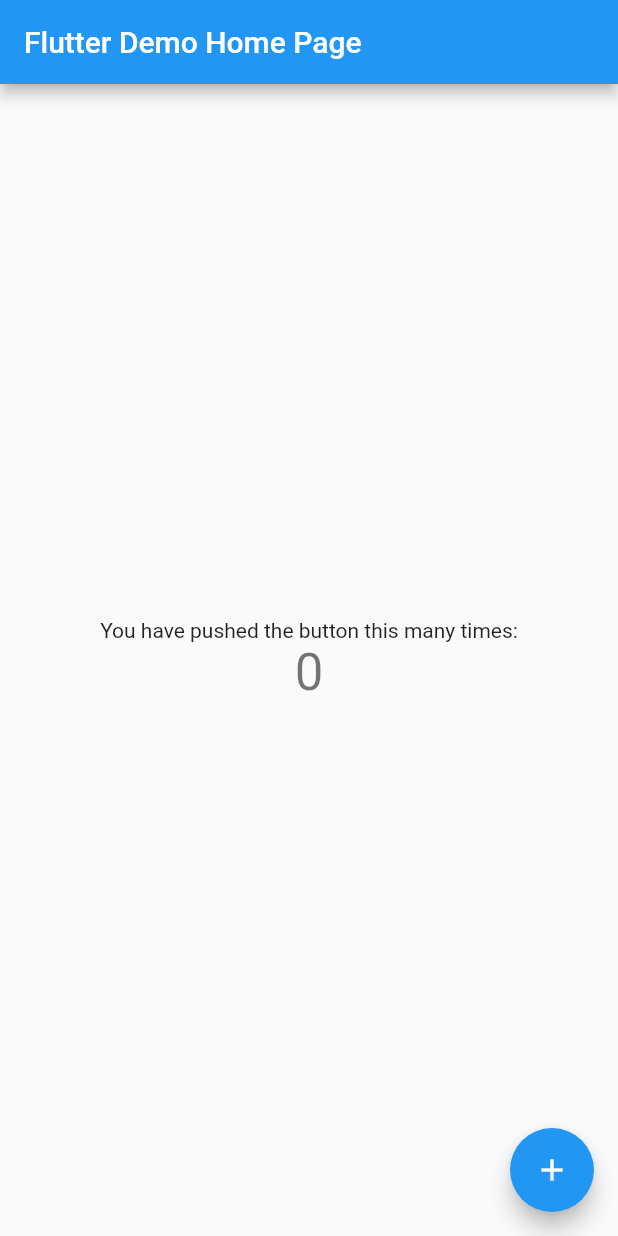
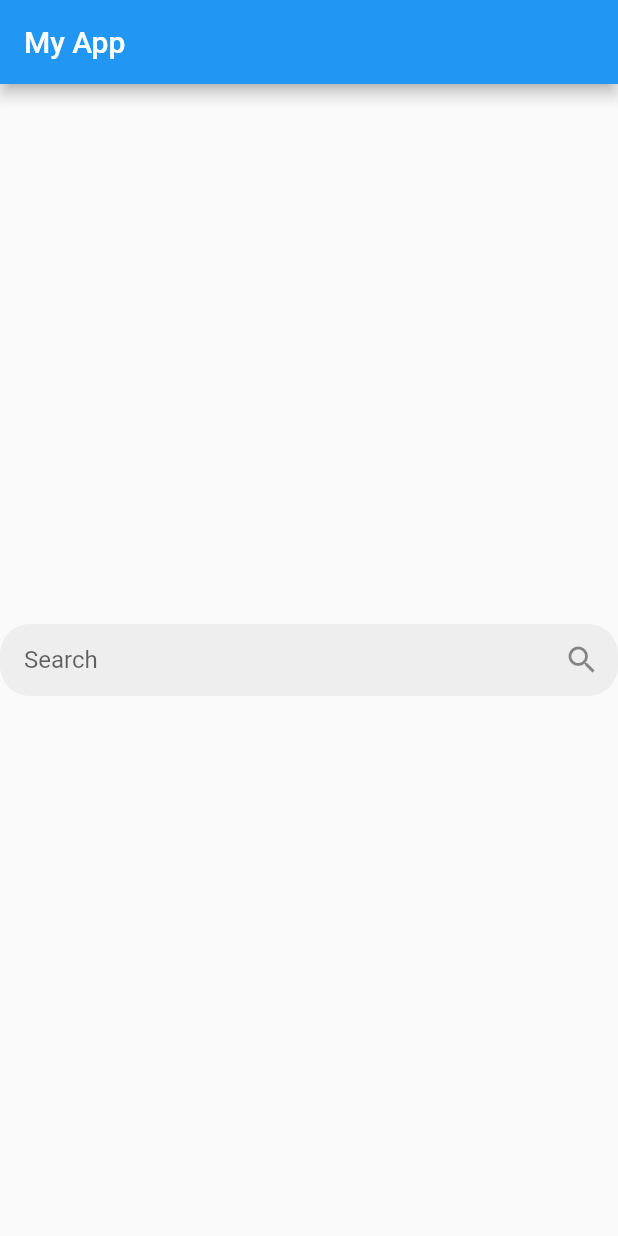
Before and after one commit to Lanyuuu/reading, a Flutter app: the screen it shows after launch, on a phone screen of 412 x 824 dp. Run offline on Flutter 3.47's test engine with Material 2 defaults, Android fonts, the phone set to English and light mode, and no system bars.

Commit message:
页面搭建

```diff
--- a/lib/main.dart
+++ b/lib/main.dart
@@ -1,4 +1,5 @@
 import 'package:flutter/material.dart';
+import 'page/home/home.dart';
 
 void main() {
   runApp(const MyApp());
@@ -7,109 +8,15 @@ void main() {
 class MyApp extends StatelessWidget {
   const MyApp({super.key});
 
-  // This widget is the root of your application.
   @override
   Widget build(BuildContext context) {
     return MaterialApp(
-      title: 'Flutter Demo',
+      title: 'Epub Reader',
       theme: ThemeData(
-        // This is the theme of your application.
-        //
-        // Try running your application with "flutter run". You'll see the
-        // application has a blue toolbar. Then, without quitting the app, try
-        // changing the primarySwatch below to Colors.green and then invoke
-        // "hot reload" (press "r" in the console where you ran "flutter run",
-        // or simply save your changes to "hot reload" in a Flutter IDE).
-        // Notice that the counter didn't reset back to zero; the application
-        // is not restarted.
         primarySwatch: Colors.blue,
+        visualDensity: VisualDensity.adaptivePlatformDensity,
       ),
-      home: const MyHomePage(title: 'Flutter Demo Home Page'),
+      home: const HomePage(),
     );
   }
 }
-
-class MyHomePage extends StatefulWidget {
-  const MyHomePage({super.key, required this.title});
-
-  // This widget is the home page of your application. It is stateful, meaning
-  // that it has a State object (defined below) that contains fields that affect
-  // how it looks.
-
-  // This class is the configuration for the state. It holds the values (in this
-  // case the title) provided by the parent (in this case the App widget) and
-  // used by the build method of the State. Fields in a Widget subclass are
-  // always marked "final".
-
-  final String title;
-
-  @override
-  State<MyHomePage> createState() => _MyHomePageState();
-}
-
-class _MyHomePageState extends State<MyHomePage> {
-  int _counter = 0;
-
-  void _incrementCounter() {
-    setState(() {
-      // This call to setState tells the Flutter framework that something has
-      // changed in this State, which causes it to rerun the build method below
-      // so that the display can reflect the updated values. If we changed
-      // _counter without calling setState(), then the build method would not be
-      // called again, and so nothing would appear to happen.
-      _counter++;
-    });
-  }
-
-  @override
-  Widget build(BuildContext context) {
-    // This method is rerun every time setState is called, for instance as done
-    // by the _incrementCounter method above.
-    //
-    // The Flutter framework has been optimized to make rerunning build methods
-    // fast, so that you can just rebuild anything that needs updating rather
-    // than having to individually change instances of widgets.
-    return Scaffold(
-      appBar: AppBar(
-        // Here we take the value from the MyHomePage object that was created by
-        // the App.build method, and use it to set our appbar title.
-        title: Text(widget.title),
-      ),
-      body: Center(
-        // Center is a layout widget. It takes a single child and positions it
-        // in the middle of the parent.
-        child: Column(
-          // Column is also a layout widget. It takes a list of children and
-          // arranges them vertically. By default, it sizes itself to fit its
-          // children horizontally, and tries to be as tall as its parent.
-          //
-          // Invoke "debug painting" (press "p" in the console, choose the
-          // "Toggle Debug Paint" action from the Flutter Inspector in Android
-          // Studio, or the "Toggle Debug Paint" command in Visual Studio Code)
-          // to see the wireframe for each widget.
-          //
-          // Column has various properties to control how it sizes itself and
-          // how it positions its children. Here we use mainAxisAlignment to
-          // center the children vertically; the main axis here is the vertical
-          // axis because Columns are vertical (the cross axis would be
-          // horizontal).
-          mainAxisAlignment: MainAxisAlignment.center,
-          children: <Widget>[
-            const Text(
-              'You have pushed the button this many times:',
-            ),
-            Text(
-              '$_counter',
-              style: Theme.of(context).textTheme.headline4,
-            ),
-          ],
-        ),
-      ),
-      floatingActionButton: FloatingActionButton(
-        onPressed: _incrementCounter,
-        tooltip: 'Increment',
-        child: const Icon(Icons.add),
-      ), // This trailing comma makes auto-formatting nicer for build methods.
-    );
-  }
-}
--- /dev/null
+++ b/lib/page/home/components/seach.dart
@@ -0,0 +1,20 @@
+import 'package:flutter/material.dart';
+
+class SearchBox extends StatelessWidget {
+  @override
+  Widget build(BuildContext context) {
+    return TextField(
+      decoration: InputDecoration(
+        hintText: 'Search',
+        border: OutlineInputBorder(
+          borderRadius: BorderRadius.circular(20.0),
+          borderSide: BorderSide(width: 0, style: BorderStyle.none),
+        ),
+        filled: true,
+        fillColor: Colors.grey[200],
+        contentPadding: EdgeInsets.symmetric(horizontal: 16.0, vertical: 0),
+        suffixIcon: Icon(Icons.search),
+      ),
+    );
+  }
+}
--- /dev/null
+++ b/lib/page/home/home.dart
@@ -0,0 +1,18 @@
+import 'package:flutter/material.dart';
+import 'components/seach.dart';
+
+class HomePage extends StatelessWidget {
+  const HomePage({super.key});
+
+  @override
+  Widget build(BuildContext context) {
+    return Scaffold(
+      appBar: AppBar(
+        title: const Text('My App'),
+      ),
+      body: Center(
+        child: SearchBox(),
+      ),
+    );
+  }
+}
--- a/pubspec.yaml
+++ b/pubspec.yaml
@@ -31,6 +31,8 @@ environment:
 dependencies:
   flutter:
     sdk: flutter
+  epub_view: any
+  file_picker: ^3.0.0
 
 
   # The following adds the Cupertino Icons font to your application.
```
Also changed, not shown: pubspec.lock, 2 other files.
